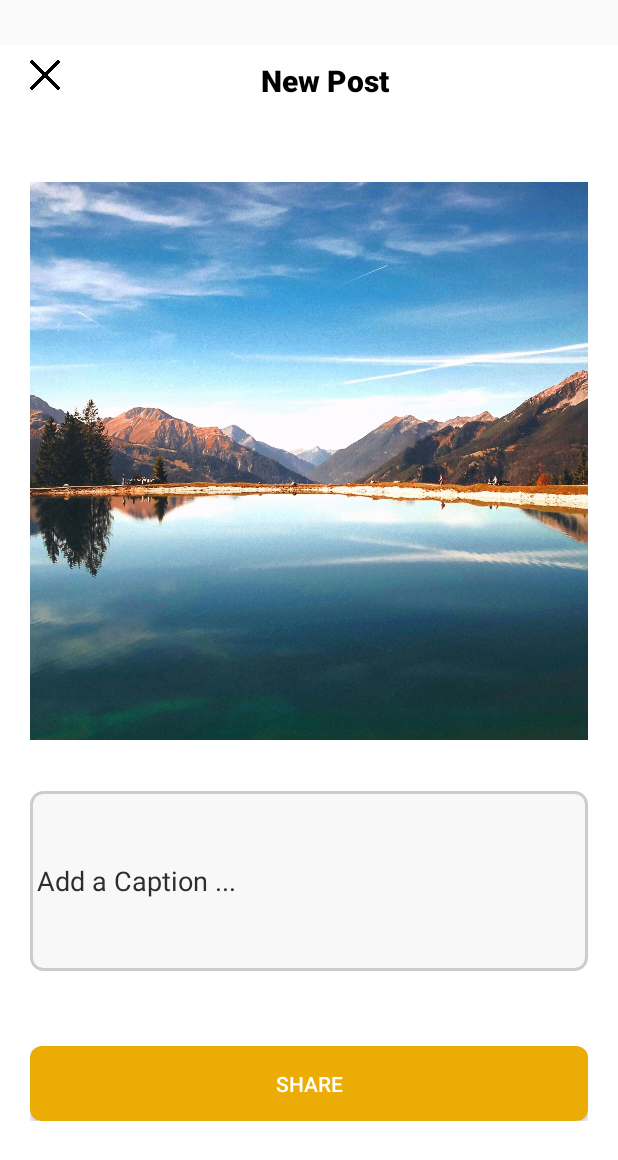
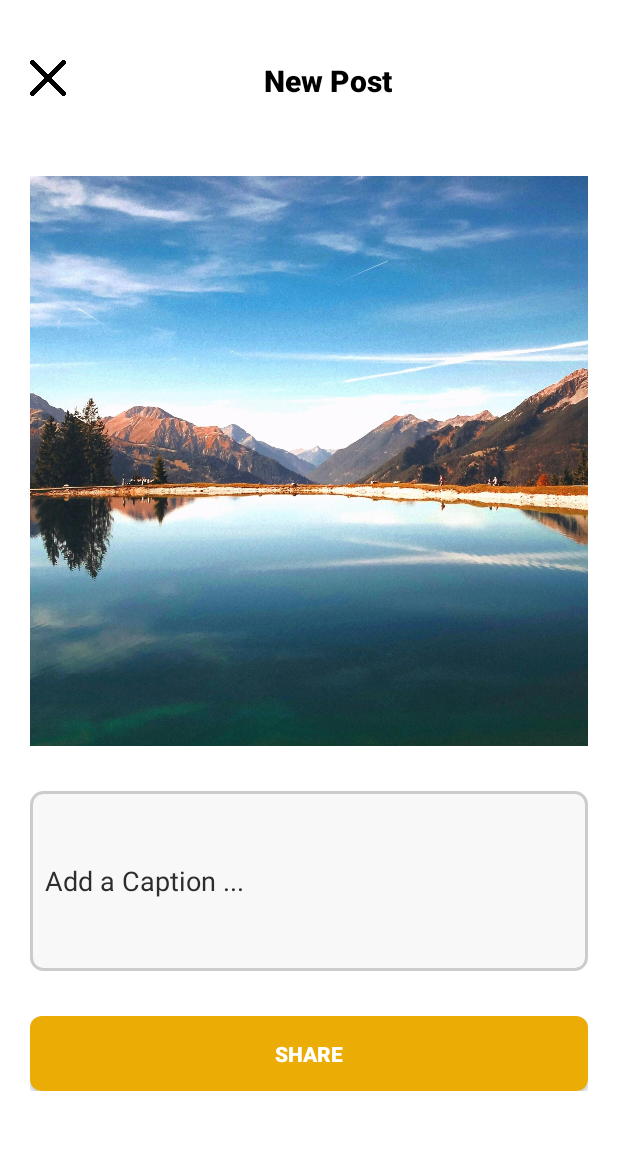
Before and after one commit to shaffinX/ConnectMe, an Android app: the layout activity_post_complete.xml on its own in the app's theme, with its tools: preview values and no code run, on a phone screen of 412 x 824 dp. Shown: the top 1160 px of the screen. Run offline under Robolectric (Android 15) with nearby library versions, the phone set to English and light mode, and no system bars.

Commit message:
CemraPost-Implemneted

```diff
--- a/app/src/main/AndroidManifest.xml
+++ b/app/src/main/AndroidManifest.xml
@@ -5,6 +5,9 @@
     <uses-permission android:name="android.permission.READ_EXTERNAL_STORAGE" />
     <uses-permission android:name="android.permission.READ_MEDIA_IMAGES" />
     <uses-permission android:name="android.permission.INTERNET" />
+    <uses-permission android:name="android.permission.CAMERA"/>
+
+
 
 
 
--- a/app/src/main/res/layout/activity_post_complete.xml
+++ b/app/src/main/res/layout/activity_post_complete.xml
@@ -5,22 +5,25 @@
     android:layout_width="match_parent"
     android:layout_height="match_parent"
     android:orientation="vertical"
-    tools:context=".PostComplete"
     android:background="@color/white"
-    android:layout_marginTop="30dp">
+    android:paddingTop="30dp"
+    tools:context=".PostComplete">
+
     <LinearLayout
         android:layout_width="match_parent"
         android:layout_height="wrap_content"
         android:orientation="horizontal"
         android:paddingStart="20dp"
-        android:layout_marginTop="10dp"
-        android:paddingEnd="20dp">
+        android:paddingEnd="20dp"
+        android:layout_marginTop="10dp">
+
         <ImageButton
             android:id="@+id/closebutt"
-            android:layout_width="20dp"
-            android:layout_height="20dp"
+            android:layout_width="24dp"
+            android:layout_height="24dp"
             android:background="@drawable/close"
-            tools:ignore="ContentDescription" />
+            android:contentDescription="Close Button" />
+
         <TextView
             android:layout_width="wrap_content"
             android:layout_height="wrap_content"
@@ -30,14 +33,14 @@
             android:textColor="#000"
             android:textSize="20sp"
             android:textAlignment="center"
-            android:layout_weight="1"
-            tools:ignore="HardcodedText,InefficientWeight" />
+            android:layout_weight="1" />
 
     </LinearLayout>
 
     <ScrollView
         android:layout_width="match_parent"
         android:layout_height="wrap_content">
+
         <LinearLayout
             android:layout_width="match_parent"
             android:layout_height="wrap_content"
@@ -46,13 +49,18 @@
             android:paddingStart="20dp"
             android:paddingEnd="20dp">
 
+            <!-- Dynamic Image Display -->
             <ImageView
-                android:layout_width="wrap_content"
+                android:id="@+id/postImageView"
+                android:layout_width="match_parent"
                 android:layout_height="380dp"
-                android:src="@drawable/post"
-                tools:ignore="ContentDescription" />
+                android:scaleType="centerCrop"
+                android:background="@drawable/post"
+                android:contentDescription="Post Image" />
 
+            <!-- Caption Input -->
             <EditText
+                android:id="@+id/captioninput"
                 android:layout_width="match_parent"
                 android:layout_height="120dp"
                 android:background="@drawable/textinp"
@@ -61,16 +69,18 @@
                 android:hint="Add a Caption ..."
                 android:textColor="#000"
                 android:textColorHint="#2d2d2d"
-                tools:ignore="Autofill,HardcodedText" />
+                android:padding="10dp" />
+
+            <!-- Share Button -->
             <Button
+                android:id="@+id/shareButton"
                 android:layout_width="match_parent"
                 android:layout_height="50dp"
-                android:layout_marginTop="50dp"
+                android:layout_marginTop="30dp"
                 android:background="@drawable/buttonlog"
                 android:text="Share"
                 android:textColor="@color/white"
-                tools:ignore="HardcodedText" />
-
+                android:textStyle="bold" />
 
         </LinearLayout>
     </ScrollView>
```
Also changed, not shown: app/src/main/java/com/shaffinimam/i212963/PostCamera.kt (+172 -34 lines), app/src/main/java/com/shaffinimam/i212963/PostComplete.kt (+151 -7 lines).
